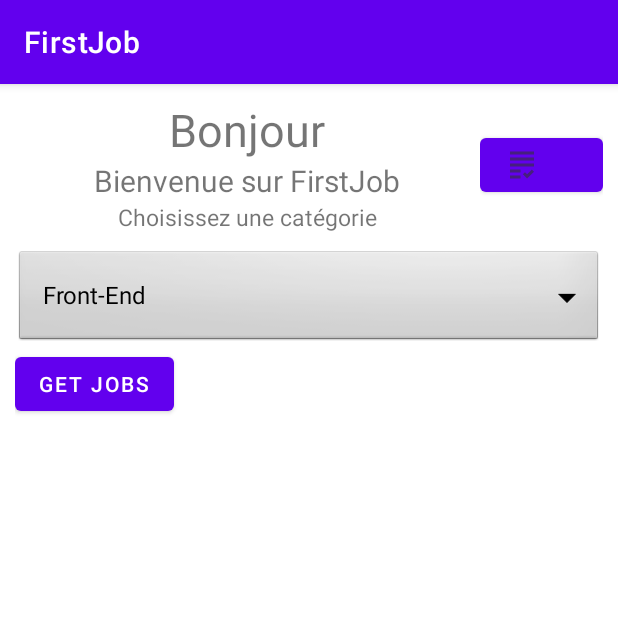
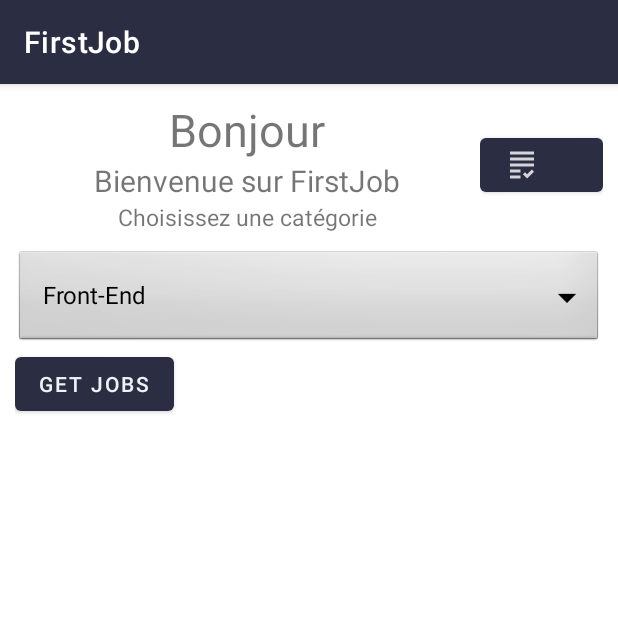
Before and after one commit to TheoG71/FirstJob, an Android app: the screen it shows after launch (MainActivity), on a phone screen of 412 x 824 dp, the top half of it. Run offline under Robolectric (Android 15) with nearby library versions, the phone set to English and light mode, and no system bars; our stand-ins replace Volley.

Commit message:
start style

```diff
--- /dev/null
+++ b/app/src/main/res/drawable-anydpi/icone_answer_light.xml
@@ -0,0 +1,12 @@
+<vector xmlns:android="http://schemas.android.com/apk/res/android"
+    android:width="24dp"
+    android:height="24dp"
+    android:viewportWidth="24"
+    android:viewportHeight="24"
+    android:tint="#FFFFFF"
+    android:alpha="0.8"
+    android:autoMirrored="true">
+  <path
+      android:fillColor="@android:color/white"
+      android:pathData="M4,7h16v2H4V7zM4,13h16v-2H4V13zM4,17h7v-2H4V17zM4,21h7v-2H4V21zM15.41,18.17L14,16.75l-1.41,1.41L15.41,21L20,16.42L18.58,15L15.41,18.17zM4,3v2h16V3H4z"/>
+</vector>
--- a/app/src/main/res/layout/activity_main.xml
+++ b/app/src/main/res/layout/activity_main.xml
@@ -50,7 +50,7 @@
                 android:id="@+id/btn_answer"
                 android:layout_width="wrap_content"
                 android:layout_height="wrap_content"
-                android:drawableLeft="@drawable/icone_anser_activity"
+                android:drawableLeft="@drawable/icone_answer_light"
                 android:layout_marginTop="20dp"/>
 
         </RelativeLayout>
@@ -81,6 +81,7 @@
 
         <ListView
             android:id="@+id/list"
+            android:textColor="@color/black"
             android:layout_width="wrap_content"
             android:layout_height="wrap_content"
             />
--- a/app/src/main/res/values/themes.xml
+++ b/app/src/main/res/values/themes.xml
@@ -2,15 +2,20 @@
     <!-- Base application theme. -->
     <style name="Theme.FirstJob" parent="Theme.MaterialComponents.DayNight.DarkActionBar">
         <!-- Primary brand color. -->
-        <item name="colorPrimary">@color/purple_500</item>
-        <item name="colorPrimaryVariant">@color/purple_700</item>
-        <item name="colorOnPrimary">@color/white</item>
+        <item name="colorPrimary">#2B2D42</item>
+        <item name="colorPrimaryVariant"> #8D99AE</item>
+        <item name="colorOnPrimary">#EDF2F4</item>
         <!-- Secondary brand color. -->
         <item name="colorSecondary">@color/teal_200</item>
         <item name="colorSecondaryVariant">@color/teal_700</item>
         <item name="colorOnSecondary">@color/black</item>
+
+
         <!-- Status bar color. -->
         <item name="android:statusBarColor" tools:targetApi="l">?attr/colorPrimaryVariant</item>
         <!-- Customize your theme here. -->
     </style>
+    <style name="style_list">
+        <item name="android:textColor">@color/black</item>
+    </style>
 </resources>
```
Also changed, not shown: app/src/main/res/drawable-hdpi/icone_answer_light.png (added), app/src/main/res/drawable-mdpi/icone_answer_light.png (added), app/src/main/res/drawable-xhdpi/icone_answer_light.png (added), app/src/main/res/drawable-xxhdpi/icone_answer_light.png (added).
